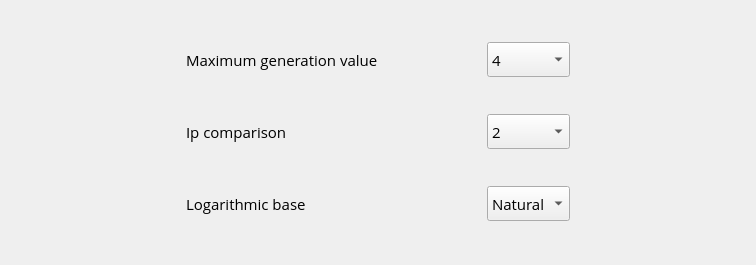
First picture: the form in src/Widgets/wizardsettingspage.ui, repository skyproject/atomic-weights, before the edit.
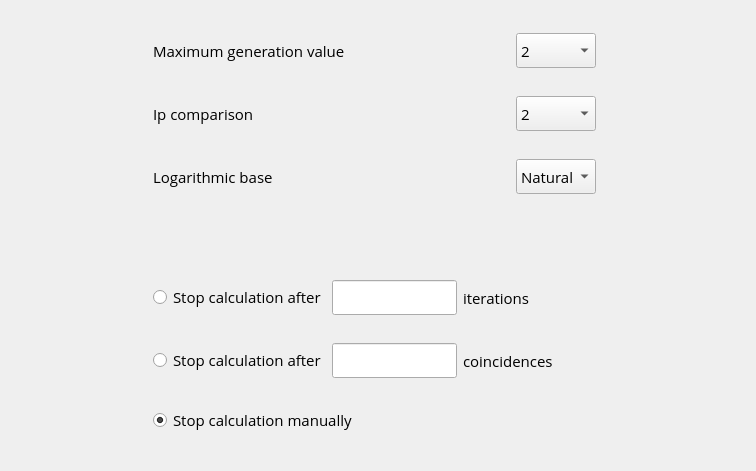
Second picture: the form after the edit.

Commit message:
Command line mode added
Command line mode added; fixed bug in Ip search function.

What changed in the file:
```diff
--- a/src/Widgets/wizardsettingspage.ui
+++ b/src/Widgets/wizardsettingspage.ui
@@ -7,13 +7,14 @@
     <x>0</x>
     <y>0</y>
     <width>756</width>
-    <height>265</height>
+    <height>471</height>
    </rect>
   </property>
   <property name="font">
    <font>
     <family>Open Sans</family>
     <pointsize>11</pointsize>
+    <stylestrategy>PreferAntialias</stylestrategy>
    </font>
   </property>
   <property name="windowTitle">
@@ -33,7 +34,7 @@
      </property>
     </spacer>
    </item>
-   <item row="0" column="1">
+   <item row="0" column="1" colspan="2">
     <widget class="QLabel" name="labelMaximumValue">
      <property name="font">
       <font>
@@ -45,7 +46,7 @@
      </property>
     </widget>
    </item>
-   <item row="0" column="2">
+   <item row="0" column="4" colspan="2">
     <spacer name="horizontalSpacer">
      <property name="orientation">
       <enum>Qt::Horizontal</enum>
@@ -58,7 +59,7 @@
      </property>
     </spacer>
    </item>
-   <item row="0" column="3">
+   <item row="0" column="6" colspan="2">
     <widget class="QComboBox" name="boxMaximumValue">
      <property name="minimumSize">
       <size>
@@ -71,6 +72,16 @@
        <pointsize>11</pointsize>
       </font>
      </property>
+     <item>
+      <property name="text">
+       <string>2</string>
+      </property>
+     </item>
+     <item>
+      <property name="text">
+       <string>3</string>
+      </property>
+     </item>
      <item>
       <property name="text">
        <string>4</string>
@@ -98,7 +109,7 @@
      </item>
     </widget>
    </item>
-   <item row="0" column="4">
+   <item row="0" column="8">
     <spacer name="horizontalSpacer_2">
      <property name="orientation">
       <enum>Qt::Horizontal</enum>
@@ -136,7 +147,7 @@
      </property>
     </widget>
    </item>
-   <item row="1" column="2">
+   <item row="1" column="4" colspan="2">
     <spacer name="horizontalSpacer_8">
      <property name="orientation">
       <enum>Qt::Horizontal</enum>
@@ -149,7 +160,7 @@
      </property>
     </spacer>
    </item>
-   <item row="1" column="3">
+   <item row="1" column="6" colspan="2">
     <widget class="QComboBox" name="boxComparison">
      <property name="minimumSize">
       <size>
@@ -174,7 +185,7 @@
      </item>
     </widget>
    </item>
-   <item row="1" column="4">
+   <item row="1" column="8">
     <spacer name="horizontalSpacer_5">
      <property name="orientation">
       <enum>Qt::Horizontal</enum>
@@ -212,7 +223,7 @@
      </property>
     </widget>
    </item>
-   <item row="2" column="2">
+   <item row="2" column="4" colspan="2">
     <spacer name="horizontalSpacer_9">
      <property name="orientation">
       <enum>Qt::Horizontal</enum>
@@ -225,7 +236,7 @@
      </property>
     </spacer>
    </item>
-   <item row="2" column="3">
+   <item row="2" column="6" colspan="2">
     <widget class="QComboBox" name="boxLogarithm">
      <property name="minimumSize">
       <size>
@@ -250,7 +261,7 @@
      </item>
     </widget>
    </item>
-   <item row="2" column="4">
+   <item row="2" column="8">
     <spacer name="horizontalSpacer_7">
      <property name="orientation">
       <enum>Qt::Horizontal</enum>
@@ -263,6 +274,161 @@
      </property>
     </spacer>
    </item>
+   <item row="3" column="2" colspan="2">
+    <spacer name="verticalSpacer">
+     <property name="orientation">
+      <enum>Qt::Vertical</enum>
+     </property>
+     <property name="sizeType">
+      <enum>QSizePolicy::Fixed</enum>
+     </property>
+     <property name="sizeHint" stdset="0">
+      <size>
+       <width>20</width>
+       <height>58</height>
+      </size>
+     </property>
+    </spacer>
+   </item>
+   <item row="4" column="0">
+    <spacer name="horizontalSpacer_12">
+     <property name="orientation">
+      <enum>Qt::Horizontal</enum>
+     </property>
+     <property name="sizeHint" stdset="0">
+      <size>
+       <width>142</width>
+       <height>28</height>
+      </size>
+     </property>
+    </spacer>
+   </item>
+   <item row="4" column="1">
+    <widget class="QRadioButton" name="radioMaxCalculations">
+     <property name="text">
+      <string>Stop calculation after</string>
+     </property>
+    </widget>
+   </item>
+   <item row="4" column="2" colspan="3">
+    <widget class="QLineEdit" name="lineMaxCalculations">
+     <property name="minimumSize">
+      <size>
+       <width>125</width>
+       <height>35</height>
+      </size>
+     </property>
+     <property name="placeholderText">
+      <string/>
+     </property>
+    </widget>
+   </item>
+   <item row="4" column="5" colspan="2">
+    <widget class="QLabel" name="labelMaxCalculations">
+     <property name="text">
+      <string>iterations</string>
+     </property>
+    </widget>
+   </item>
+   <item row="4" column="7" colspan="2">
+    <spacer name="horizontalSpacer_10">
+     <property name="orientation">
+      <enum>Qt::Horizontal</enum>
+     </property>
+     <property name="sizeHint" stdset="0">
+      <size>
+       <width>185</width>
+       <height>28</height>
+      </size>
+     </property>
+    </spacer>
+   </item>
+   <item row="5" column="0">
+    <spacer name="horizontalSpacer_13">
+     <property name="orientation">
+      <enum>Qt::Horizontal</enum>
+     </property>
+     <property name="sizeHint" stdset="0">
+      <size>
+       <width>142</width>
+       <height>28</height>
+      </size>
+     </property>
+    </spacer>
+   </item>
+   <item row="5" column="1">
+    <widget class="QRadioButton" name="radioMaxCoincidences">
+     <property name="text">
+      <string>Stop calculation after</string>
+     </property>
+    </widget>
+   </item>
+   <item row="5" column="2" colspan="3">
+    <widget class="QLineEdit" name="lineMaxCoincidences">
+     <property name="minimumSize">
+      <size>
+       <width>125</width>
+       <height>35</height>
+      </size>
+     </property>
+    </widget>
+   </item>
+   <item row="5" column="5" colspan="2">
+    <widget class="QLabel" name="labelMaxCoincidences">
+     <property name="text">
+      <string>coincidences</string>
+     </property>
+    </widget>
+   </item>
+   <item row="5" column="7" colspan="2">
+    <spacer name="horizontalSpacer_11">
+     <property name="orientation">
+      <enum>Qt::Horizontal</enum>
+     </property>
+     <property name="sizeHint" stdset="0">
+      <size>
+       <width>185</width>
+       <height>28</height>
+      </size>
+     </property>
+    </spacer>
+   </item>
+   <item row="6" column="0">
+    <spacer name="horizontalSpacer_15">
+     <property name="orientation">
+      <enum>Qt::Horizontal</enum>
+     </property>
+     <property name="sizeHint" stdset="0">
+      <size>
+       <width>142</width>
+       <height>28</height>
+      </size>
+     </property>
+    </spacer>
+   </item>
+   <item row="6" column="1" colspan="2">
+    <widget class="QRadioButton" name="radioNoMax">
+     <property name="text">
+      <string>Stop calculation manually</string>
+     </property>
+     <property name="checked">
+      <bool>true</bool>
+     </property>
+    </widget>
+   </item>
+   <item row="6" column="3" colspan="6">
+    <spacer name="horizontalSpacer_16">
+     <property name="orientation">
+      <enum>Qt::Horizontal</enum>
+     </property>
+     <property name="sizeHint" stdset="0">
+      <size>
+       <width>372</width>
+       <height>28</height>
+      </size>
+     </property>
+    </spacer>
+   </item>
   </layout>
  </widget>
  <resources/>
```
Left out of the diff: 7 changed lines with no effect on the pictures. The commit also changes 24 other files.
